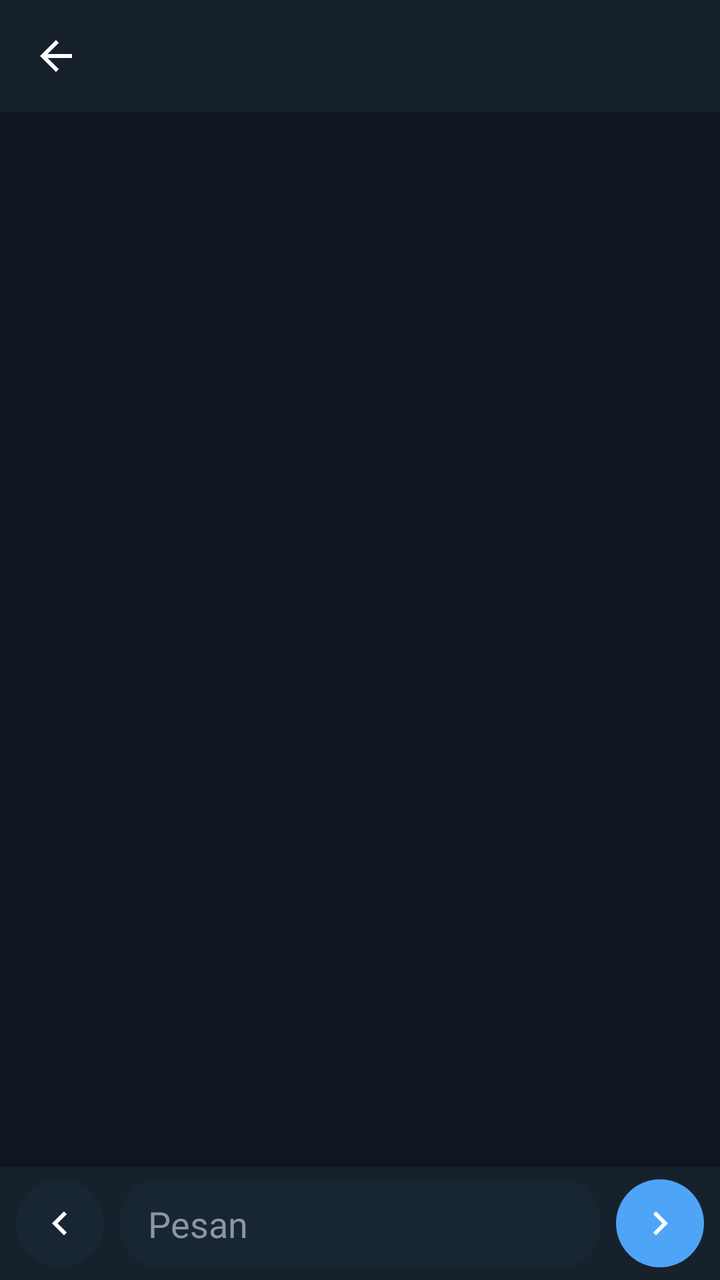
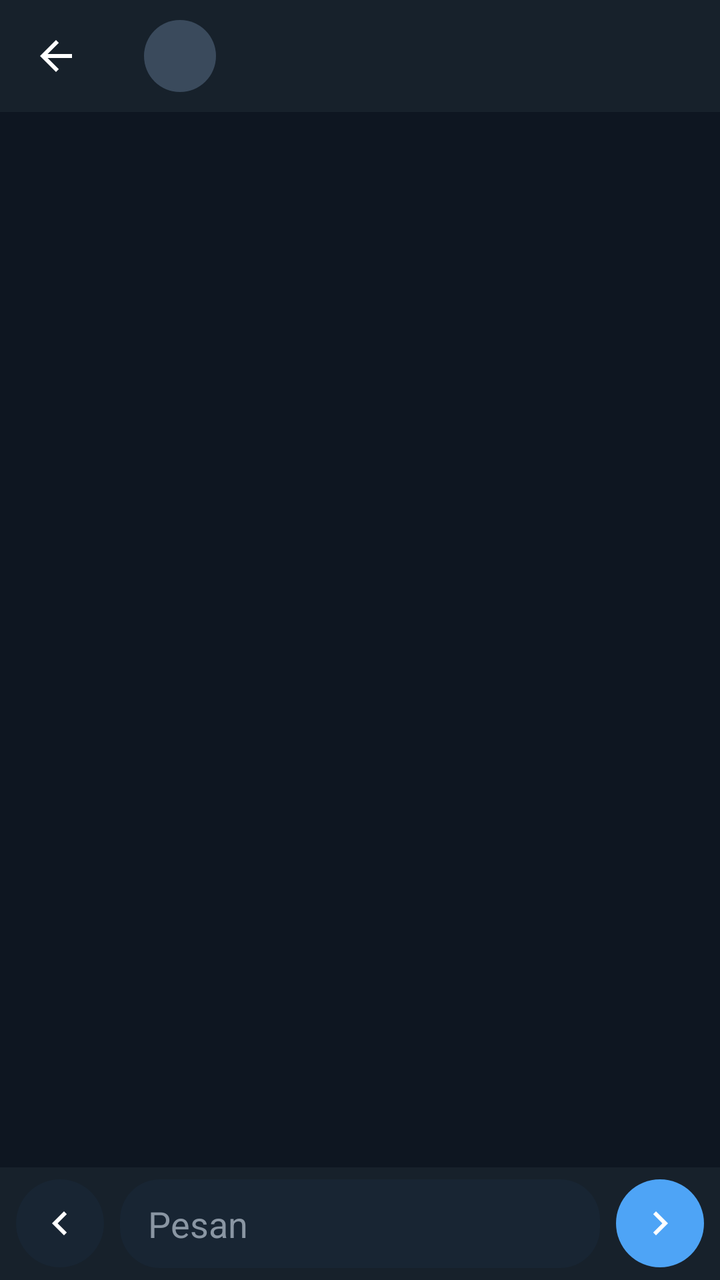

Screens rendered from an Android XML layout before and after an edit, with the pre-edit source and the edit as a unified diff.
<!-- AndroidManifest.xml: application theme Theme.RpChat -->
<!-- res/layout/activity_chat.xml -->
<?xml version="1.0" encoding="utf-8"?>
<androidx.constraintlayout.widget.ConstraintLayout
    xmlns:android="http://schemas.android.com/apk/res/android"
    xmlns:app="http://schemas.android.com/apk/res-auto"
    android:layout_width="match_parent"
    android:layout_height="match_parent"
    android:background="@color/bg_chat">

    <androidx.appcompat.widget.Toolbar
        android:id="@+id/toolbar"
        android:layout_width="0dp"
        android:layout_height="?attr/actionBarSize"
        android:background="@color/bg_app"
        android:titleTextColor="@color/text_primary"
        app:navigationIcon="@drawable/ic_back"
        app:navigationIconTint="@color/text_primary"
        app:layout_constraintTop_toTopOf="parent"
        app:layout_constraintStart_toStartOf="parent"
        app:layout_constraintEnd_toEndOf="parent" />

    <androidx.recyclerview.widget.RecyclerView
        android:id="@+id/recyclerMessages"
        android:layout_width="0dp"
        android:layout_height="0dp"
        android:clipToPadding="false"
        android:paddingTop="8dp"
        android:paddingBottom="8dp"
        app:layout_constraintTop_toBottomOf="@id/toolbar"
        app:layout_constraintBottom_toTopOf="@id/replyBar"
        app:layout_constraintStart_toStartOf="parent"
        app:layout_constraintEnd_toEndOf="parent" />

    <LinearLayout
        android:id="@+id/replyBar"
        android:layout_width="0dp"
        android:layout_height="wrap_content"
        android:orientation="horizontal"
        android:visibility="gone"
        android:background="@color/bg_app"
        android:paddingStart="12dp"
        android:paddingEnd="8dp"
        android:paddingTop="6dp"
        android:paddingBottom="6dp"
        android:gravity="center_vertical"
        app:layout_constraintBottom_toTopOf="@id/inputBar"
        app:layout_constraintStart_toStartOf="parent"
        app:layout_constraintEnd_toEndOf="parent">

        <View
            android:layout_width="3dp"
            android:layout_height="match_parent"
            android:minHeight="32dp"
            android:background="@color/reply_bar" />

        <LinearLayout
            android:layout_width="0dp"
            android:layout_height="wrap_content"
            android:layout_weight="1"
            android:layout_marginStart="8dp"
            android:orientation="vertical">

            <TextView
                android:id="@+id/txtReplyLabel"
                android:layout_width="wrap_content"
                android:layout_height="wrap_content"
                android:text="@string/reply_to"
                android:textColor="@color/accent"
                android:textStyle="bold"
                android:textSize="13sp" />

            <TextView
                android:id="@+id/txtReplyPreview"
                android:layout_width="match_parent"
                android:layout_height="wrap_content"
                android:maxLines="1"
                android:ellipsize="end"
                android:textColor="@color/text_secondary"
                android:textSize="13sp" />
        </LinearLayout>

        <ImageButton
            android:id="@+id/btnCancelReply"
            android:layout_width="32dp"
            android:layout_height="32dp"
            android:background="@android:color/transparent"
            android:src="@drawable/ic_close"
            app:tint="@color/text_secondary" />
    </LinearLayout>

    <LinearLayout
        android:id="@+id/inputBar"
        android:layout_width="0dp"
        android:layout_height="wrap_content"
        android:orientation="horizontal"
        android:gravity="center_vertical"
        android:background="@color/bg_app"
        android:paddingStart="8dp"
        android:paddingEnd="8dp"
        android:paddingTop="6dp"
        android:paddingBottom="6dp"
        app:layout_constraintBottom_toBottomOf="parent"
        app:layout_constraintStart_toStartOf="parent"
        app:layout_constraintEnd_toEndOf="parent">

        <ImageButton
            android:id="@+id/btnSendAsOther"
            android:layout_width="44dp"
            android:layout_height="44dp"
            android:background="@drawable/bg_avatar_circle"
            android:backgroundTint="@color/bubble_other"
            android:contentDescription="@string/send_as_other"
            android:src="@drawable/ic_arrow_left" />

        <EditText
            android:id="@+id/editMessage"
            android:layout_width="0dp"
            android:layout_height="wrap_content"
            android:layout_weight="1"
            android:layout_marginStart="8dp"
            android:layout_marginEnd="8dp"
            android:background="@drawable/bg_input"
            android:hint="@string/type_message"
            android:textColorHint="@color/text_secondary"
            android:textColor="@color/text_primary"
            android:paddingStart="14dp"
            android:paddingEnd="14dp"
            android:paddingTop="10dp"
            android:paddingBottom="10dp"
            android:maxLines="5"
            android:inputType="textCapSentences|textMultiLine" />

        <ImageButton
            android:id="@+id/btnSendAsSelf"
            android:layout_width="44dp"
            android:layout_height="44dp"
            android:background="@drawable/bg_avatar_circle"
            android:backgroundTint="@color/accent"
            android:contentDescription="@string/send_as_self"
            android:src="@drawable/ic_arrow_right" />

    </LinearLayout>

</androidx.constraintlayout.widget.ConstraintLayout>
<!-- resources referenced by this layout -->
<resources>
  <color name="accent">#4EA4F6</color>
  <color name="bg_app">#17212B</color>
  <color name="bg_chat">#0E1621</color>
  <color name="bubble_other">#182533</color>
  <color name="reply_bar">#4EA4F6</color>
  <color name="text_primary">#FFFFFF</color>
  <color name="text_secondary">#8A96A3</color>
  <!-- drawable bg_avatar_circle (drawable) -->
  <?xml version="1.0" encoding="utf-8"?>
  <shape xmlns:android="http://schemas.android.com/apk/res/android" android:shape="oval">
      <solid android:color="@color/bubble_other" />
  </shape>
  <!-- drawable bg_input (drawable) -->
  <?xml version="1.0" encoding="utf-8"?>
  <shape xmlns:android="http://schemas.android.com/apk/res/android">
      <solid android:color="@color/bubble_other" />
      <corners android:radius="20dp" />
  </shape>
  <!-- drawable ic_arrow_left (drawable) -->
  <vector xmlns:android="http://schemas.android.com/apk/res/android"
      android:width="24dp" android:height="24dp" android:viewportWidth="24" android:viewportHeight="24">
      <path android:fillColor="#FFFFFF" android:pathData="M15.41,7.41L14,6l-6,6 6,6 1.41,-1.41L10.83,12z"/>
  </vector>
  <!-- drawable ic_arrow_right (drawable) -->
  <vector xmlns:android="http://schemas.android.com/apk/res/android"
      android:width="24dp" android:height="24dp" android:viewportWidth="24" android:viewportHeight="24">
      <path android:fillColor="#FFFFFF" android:pathData="M8.59,16.59L10,18l6,-6 -6,-6 -1.41,1.41L13.17,12z"/>
  </vector>
  <!-- drawable ic_back (drawable) -->
  <vector xmlns:android="http://schemas.android.com/apk/res/android"
      android:width="24dp" android:height="24dp" android:viewportWidth="24" android:viewportHeight="24">
      <path android:fillColor="#FFFFFF" android:pathData="M20,11H7.83l5.59,-5.59L12,4l-8,8 8,8 1.41,-1.41L7.83,13H20v-2z"/>
  </vector>
  <!-- drawable ic_close (drawable) -->
  <vector xmlns:android="http://schemas.android.com/apk/res/android"
      android:width="24dp" android:height="24dp" android:viewportWidth="24" android:viewportHeight="24">
      <path android:fillColor="#FFFFFF" android:pathData="M19,6.41L17.59,5 12,10.59 6.41,5 5,6.41 10.59,12 5,17.59 6.41,19 12,13.41 17.59,19 19,17.59 13.41,12z"/>
  </vector>
  <string name="reply_to">Membalas</string>
  <string name="send_as_other">Kirim sebagai karakter</string>
  <string name="send_as_self">Kirim sebagai diriku</string>
  <string name="type_message">Pesan</string>
  <style name="Theme.RpChat" parent="Theme.MaterialComponents.DayNight.NoActionBar">
          <item name="colorPrimary">@color/accent</item>
          <item name="colorPrimaryDark">@color/bg_app</item>
          <item name="colorAccent">@color/accent</item>
          <item name="android:windowBackground">@color/bg_app</item>
          <item name="android:statusBarColor">@color/bg_app</item>
      </style>
</resources>

<!-- the commit's change to res/layout/activity_chat.xml (unified diff, before → after) -->
@@ -11,12 +11,41 @@
         android:layout_width="0dp"
         android:layout_height="?attr/actionBarSize"
         android:background="@color/bg_app"
-        android:titleTextColor="@color/text_primary"
         app:navigationIcon="@drawable/ic_back"
         app:navigationIconTint="@color/text_primary"
         app:layout_constraintTop_toTopOf="parent"
         app:layout_constraintStart_toStartOf="parent"
-        app:layout_constraintEnd_toEndOf="parent" />
+        app:layout_constraintEnd_toEndOf="parent">
+
+        <LinearLayout
+            android:id="@+id/characterHeader"
+            android:layout_width="wrap_content"
+            android:layout_height="match_parent"
+            android:orientation="horizontal"
+            android:gravity="center_vertical"
+            android:paddingEnd="12dp"
+            android:background="?attr/selectableItemBackground"
+            android:clickable="true"
+            android:focusable="true">
+
+            <ImageView
+                android:id="@+id/imgToolbarAvatar"
+                android:layout_width="36dp"
+                android:layout_height="36dp"
+                android:src="@drawable/avatar_placeholder"
+                android:scaleType="centerCrop"
+                android:background="@drawable/bg_avatar_circle" />
+
+            <TextView
+                android:id="@+id/txtToolbarName"
+                android:layout_width="wrap_content"
+                android:layout_height="wrap_content"
+                android:layout_marginStart="10dp"
+                android:textColor="@color/text_primary"
+                android:textSize="17sp"
+                android:textStyle="bold" />
+        </LinearLayout>
+    </androidx.appcompat.widget.Toolbar>
 
     <androidx.recyclerview.widget.RecyclerView
         android:id="@+id/recyclerMessages"
<!-- resource entries referenced after the edit -->
@@ -7,6 +7,11 @@
   <color name="reply_bar">#4EA4F6</color>
   <color name="text_primary">#FFFFFF</color>
   <color name="text_secondary">#8A96A3</color>
+  <!-- drawable avatar_placeholder (drawable) -->
+  <?xml version="1.0" encoding="utf-8"?>
+  <shape xmlns:android="http://schemas.android.com/apk/res/android" android:shape="oval">
+      <solid android:color="#3A4A5C" />
+  </shape>
   <!-- drawable bg_avatar_circle (drawable) -->
   <?xml version="1.0" encoding="utf-8"?>
   <shape xmlns:android="http://schemas.android.com/apk/res/android" android:shape="oval">
